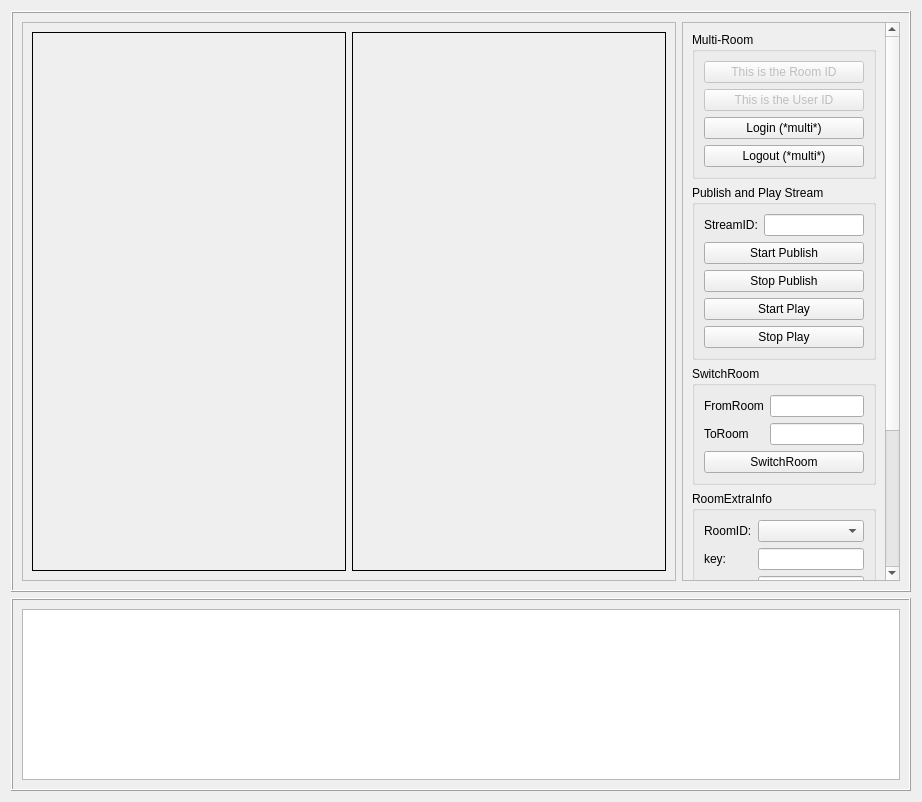
Before: the Qt Designer form video/src/MultiRoom/ZegoMultiRoomDemo.ui in zegoim/zego-express-example-topics-cpp, drawn with Qt 5.
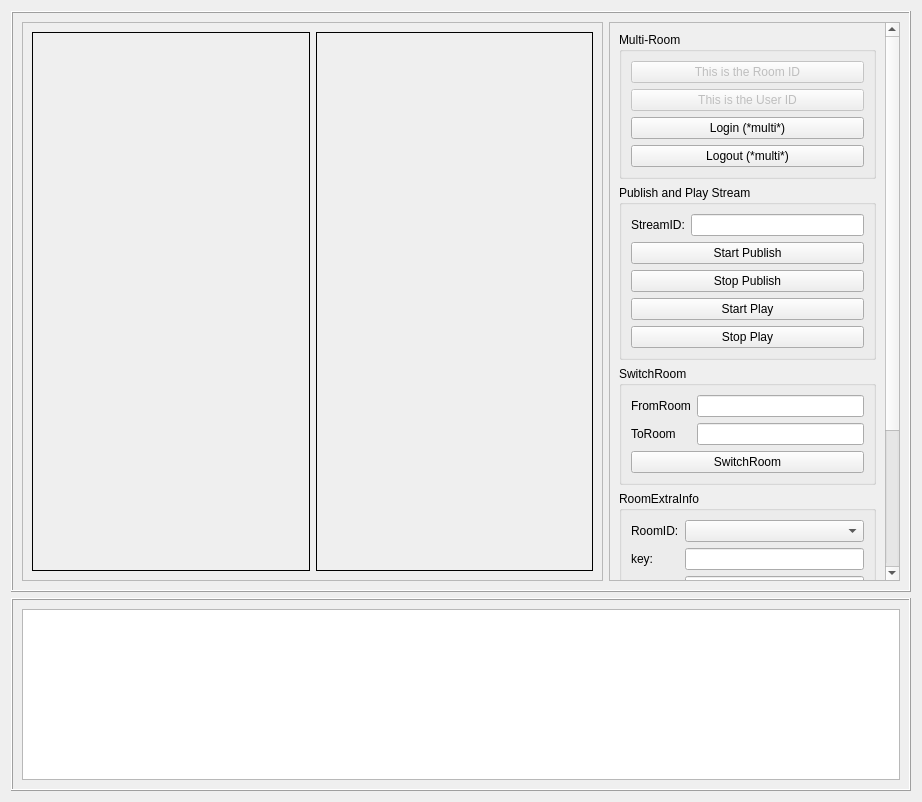
After: the same form once the commit is applied.

Commit message: update to support zego-express 2.2.0

```diff
--- a/video/src/MultiRoom/ZegoMultiRoomDemo.ui
+++ b/video/src/MultiRoom/ZegoMultiRoomDemo.ui
@@ -22,7 +22,7 @@
      <property name="frameShadow">
       <enum>QFrame::Raised</enum>
      </property>
-     <layout class="QHBoxLayout" name="horizontalLayout_4" stretch="3,1">
+     <layout class="QHBoxLayout" name="horizontalLayout_4" stretch="2,1">
       <item>
        <widget class="QFrame" name="frame_2">
         <property name="frameShape">
@@ -31,7 +31,7 @@
         <property name="frameShadow">
          <enum>QFrame::Raised</enum>
         </property>
-        <layout class="QHBoxLayout" name="horizontalLayout_2">
+        <layout class="QHBoxLayout" name="horizontalLayout_2" stretch="0,0">
          <item>
           <widget class="QFrame" name="frame_local_preview">
            <property name="sizePolicy">
@@ -71,7 +71,7 @@
           <rect>
            <x>0</x>
            <y>0</y>
-           <width>210</width>
+           <width>285</width>
            <height>595</height>
           </rect>
          </property>
@@ -280,7 +280,7 @@
            </widget>
           </item>
           <item>
-           <widget class="QGroupBox" name="groupBox_4">
+           <widget class="QGroupBox" name="groupBox_5">
             <property name="title">
              <string>BroadcastMessage</string>
             </property>
```
The commit also changes 41 other files.
